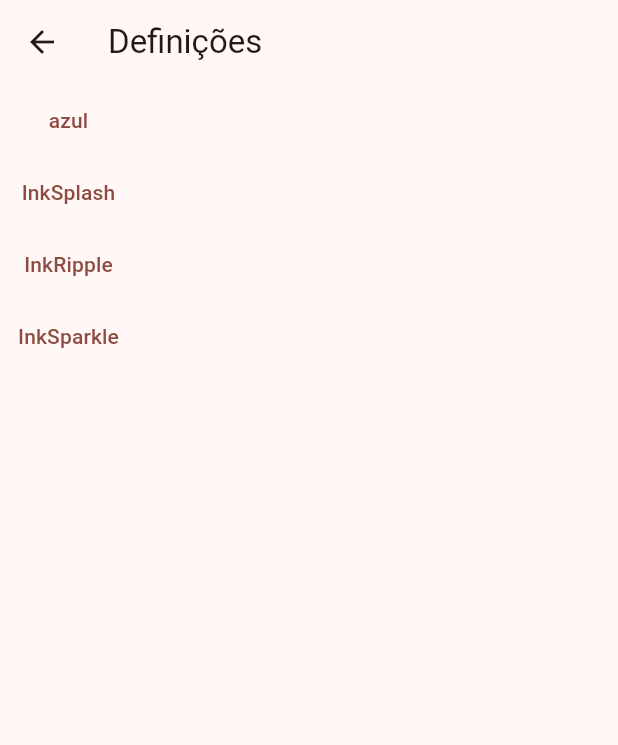
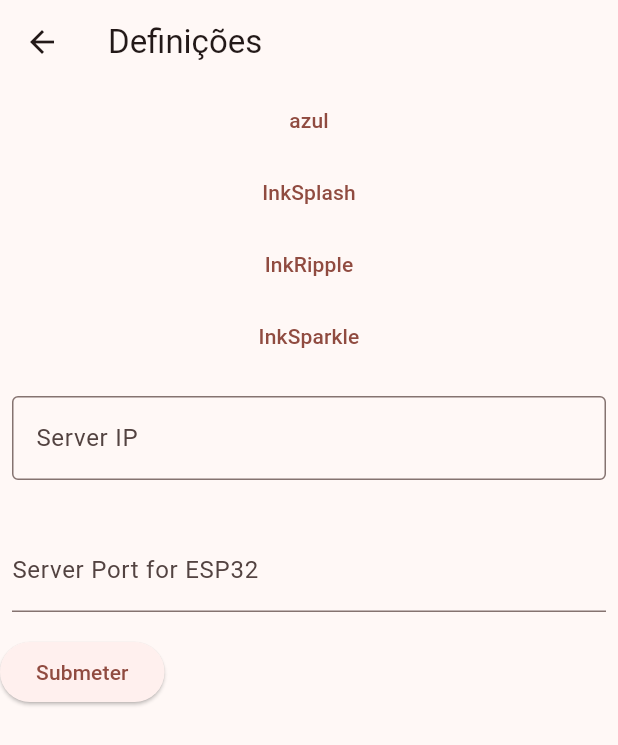
Before and after one commit to Marte77/ESP32_Gestor, a Flutter app: the screen it shows after launch, after a tap on the "settings" icon, on a phone screen of 412 x 824 dp. Shown: the top 745 px of the screen. Run offline on Flutter 3.47's test engine with Material 3 defaults, Android fonts, the light colour scheme and no system bars; our stand-ins replace flutter_colorpicker, shared_preferences; missing offline and left inert: mqtt_client; network calls fail.

Commit message:
changed ips + global variable for mqttclient - no longer needs to pass references everywhere
TEM BUG NOS EFEITOS MAS NAO ME APETECE RESOLVER. O BUG É NA PAGINA DO ZIGBEE E NAO ESTA DISPONIVEL A LISTAGEM DE EFEITOS NS PORQUE

```diff
--- /dev/null
+++ b/frontend/esp32_frontend/lib/globals.dart
@@ -0,0 +1,4 @@
+library mqtt_client.globals;
+import 'package:mqtt_client/mqtt_client.dart';
+
+MqttClient? mqttClient;
--- a/frontend/esp32_frontend/lib/main.dart
+++ b/frontend/esp32_frontend/lib/main.dart
@@ -2,6 +2,7 @@ import 'dart:convert';
 import 'package:esp32_frontend/pages/esp32.dart';
 import 'package:esp32_frontend/pages/settings.dart';
 import 'package:esp32_frontend/pages/zigbee.dart';
+import 'package:esp32_frontend/util/string_extension.dart';
 import 'package:esp32_frontend/util/support_web_mobile/mqtt_finder.dart';
 import 'package:esp32_frontend/widgets/devices/devices/abstract_device_main_card.dart';
 import 'package:esp32_frontend/widgets/devices/devices/esp32/esp32_main_card.dart';
@@ -13,9 +14,17 @@ import 'package:flutter/foundation.dart';
 import 'package:flutter/material.dart';
 import 'package:mqtt_client/mqtt_client.dart';
 import 'package:http/http.dart' as http;
+import 'package:shared_preferences/shared_preferences.dart';
+import 'globals.dart' as globals;
 
 void main() async {
   WidgetsFlutterBinding.ensureInitialized();
+  var sp = await SharedPreferences.getInstance();
+  if (!sp.containsKey("server")) {
+    sp.setString(SHARED_PREFS_SERVER_KEY, "192.168.0.103");
+    sp.setString(SHARED_PREFS_SERVER_PORT_KEY, "8081");
+  }
+  globals.mqttClient = MqttFinder().getClient();
   runApp(const MyApp());
 }
 
@@ -23,8 +32,8 @@ class MyApp extends StatelessWidget {
   const MyApp({Key? key}) : super(key: key);
   static final ValueNotifier<ThemeData> notifier = ValueNotifier(
     ThemeData(
-      colorSchemeSeed: Color.fromARGB(255, 255, 0, 0),
-      splashFactory: InkRipple.splashFactory,
+      colorSchemeSeed: const Color.fromARGB(255, 255, 0, 0),
+      splashFactory: InkSparkle.splashFactory,//InkRipple.splashFactory,
       sliderTheme: const SliderThemeData(
         showValueIndicator: ShowValueIndicator.always,
       ),
@@ -78,7 +87,6 @@ class MyHomePage extends StatefulWidget {
 }
 
 class _MyHomePageState extends State<MyHomePage> {
-  final mqttClient = MqttFinder().getClient();
   List<Map<String, dynamic>> listaDevicesMqtt = [];
   static const zigbee2mqttTopic = 'zigbee2mqtt/bridge/devices';
   List<Widget> cards = [];
@@ -93,6 +101,7 @@ class _MyHomePageState extends State<MyHomePage> {
         .withWillMessage('My Will message')
         .startClean() // Non persistent session for testing
         .withWillQos(MqttQos.atLeastOnce);
+    var mqttClient = globals.mqttClient!;
     mqttClient.connectionMessage = connMess;
     mqttClient.autoReconnect = true;
     mqttClient.connect().catchError((e) {
@@ -104,6 +113,9 @@ class _MyHomePageState extends State<MyHomePage> {
       return e;
     }).then((value) {
       if (mqttClient.connectionStatus?.state == MqttConnectionState.connected) {
+        if (kDebugMode) {
+          print("MAIN::MQTT Connected");
+        }
         mqttClient.subscribe(zigbee2mqttTopic, MqttQos.atLeastOnce);
         mqttClient.updates!.listen((event) => parseDevices(event));
       }
@@ -112,7 +124,7 @@ class _MyHomePageState extends State<MyHomePage> {
   }
 
   void initAsync() async {
-    var url = Uri.http('192.168.3.0:8080', 'getall');
+    var url = Uri.http('192.168.0.103:8081', 'getall');
     var res = await http.get(url);
     if (res.statusCode == 200) {
       List<dynamic> parsed = jsonDecode(res.body)['dados'];
@@ -177,6 +189,7 @@ class _MyHomePageState extends State<MyHomePage> {
   }
 
   void createCardsZig() {
+    var mqttClient = globals.mqttClient!;
     if (mqttClient.connectionStatus == null ||
         (mqttClient.connectionStatus!.state ==
                 MqttConnectionState.disconnected ||
@@ -208,7 +221,6 @@ class _MyHomePageState extends State<MyHomePage> {
       if (existe != -1) continue;
       if (zig["model"].contains("TS0505B")) {
         cards.add(TuyaTS0505bMainCard(
-            mqttClient: mqttClient,
             friendlyName: zig["friendly_name"],
             ieeeAddress: ieeeAddress,
             state: zig));
@@ -216,7 +228,6 @@ class _MyHomePageState extends State<MyHomePage> {
       if (zig["model"] == "929001821618") {
         //ligar e desligar
         cards.add(Hue929001821618MainCard(
-            mqttClient: mqttClient,
             friendlyName: zig["friendly_name"],
             ieeeAddress: ieeeAddress,
             state: zig));
@@ -226,7 +237,6 @@ class _MyHomePageState extends State<MyHomePage> {
 
   @override
   void dispose() {
-    mqttClient.disconnect();
     super.dispose();
   }
 
--- a/frontend/esp32_frontend/lib/pages/esp32.dart
+++ b/frontend/esp32_frontend/lib/pages/esp32.dart
@@ -7,6 +7,9 @@ import 'package:flutter/material.dart';
 import 'package:http/http.dart' as http;
 import 'dart:convert';
 import 'package:flutter_colorpicker/flutter_colorpicker.dart';
+import 'package:shared_preferences/shared_preferences.dart';
+
+import '../util/string_extension.dart';
 
 class PaginaEsp32 extends StatefulWidget {
   const PaginaEsp32({Key? key}) : super(key: key);
@@ -83,7 +86,10 @@ class _PaginaEsp32State extends State<PaginaEsp32> {
   }
 
   void initAsync() async {
-    var url = Uri.http('192.168.3.0:8080', 'getall');
+    var sp = await SharedPreferences.getInstance();
+    var ip = sp.getString(SHARED_PREFS_SERVER_KEY)!;
+    var port = sp.getString(SHARED_PREFS_SERVER_PORT_KEY)!;
+    var url = Uri.http('$ip:$port', 'getall');
     var res = await http.get(url);
     if (res.statusCode == 200) {
       List<dynamic> parsed = jsonDecode(res.body)['dados'];
--- a/frontend/esp32_frontend/lib/pages/settings.dart
+++ b/frontend/esp32_frontend/lib/pages/settings.dart
@@ -1,8 +1,11 @@
 import 'package:esp32_frontend/main.dart';
+import 'package:esp32_frontend/util/string_extension.dart';
+import 'package:esp32_frontend/util/support_web_mobile/impl/mobile_finder.dart';
 import 'package:esp32_frontend/widgets/other/my_button.dart';
 import 'package:flutter/foundation.dart';
 import 'package:flutter/material.dart';
 import 'package:flutter_colorpicker/flutter_colorpicker.dart';
+import 'package:shared_preferences/shared_preferences.dart';
 
 class SettingsPage extends StatefulWidget {
   const SettingsPage({super.key});
@@ -12,6 +15,20 @@ class SettingsPage extends StatefulWidget {
 }
 
 class _SettingsPageState extends State<SettingsPage> {
+  String serverIp = '', serverPort = '';
+  @override
+  void initState() {
+    super.initState();
+    initAsync();
+  }
+  void initAsync() async {
+    var sp = await SharedPreferences.getInstance();
+    setState(() {
+      serverIp = sp.getString(SHARED_PREFS_SERVER_KEY)!;
+      serverPort = sp.getString(SHARED_PREFS_SERVER_PORT_KEY)!;
+      print("$serverIp:$serverPort");
+    });
+  }
   @override
   Widget build(BuildContext context) {
     return Scaffold(
@@ -81,6 +98,47 @@ class _SettingsPageState extends State<SettingsPage> {
               }
             },
             child: const Text("InkSparkle")),
+        Column(
+          crossAxisAlignment: CrossAxisAlignment.start,
+          children: <Widget>[
+            Padding(
+              padding: const EdgeInsets.symmetric(horizontal: 8, vertical: 16),
+              child: TextFormField(
+                onChanged: (changed) {
+                  setState(() {
+                    serverIp = changed;
+                  });
+                },
+                decoration: const InputDecoration(
+                  border: OutlineInputBorder(),
+                  hintText: 'Server IP',
+                ),
+                initialValue: serverIp,
+
+              ),
+            ),
+            Padding(
+              padding: const EdgeInsets.symmetric(horizontal: 8, vertical: 16),
+              child: TextFormField(
+                decoration: const InputDecoration(
+                  border: UnderlineInputBorder(),
+                  labelText: 'Server Port for ESP32',
+                ),
+                  initialValue: serverPort,
+                  onChanged: (changed) {
+                  setState(() {
+                    serverPort = changed;
+                  });
+                },
+              ),
+            ),
+            ElevatedButton(onPressed: () async {
+              (await SharedPreferences.getInstance())
+                  ..setString(SHARED_PREFS_SERVER_PORT_KEY, serverPort)
+                  ..setString(SHARED_PREFS_SERVER_KEY, serverIp);
+            }, child: const Text("Submeter"))
+          ],
+        )
       ]),
     );
   }
--- a/frontend/esp32_frontend/lib/pages/zigbee.dart
+++ b/frontend/esp32_frontend/lib/pages/zigbee.dart
@@ -44,6 +44,9 @@ class _PaginaZigbeeState extends State<PaginaZigbee> {
       });
     }).then((value) {
       if (mqttClient.connectionStatus?.state == MqttConnectionState.connected) {
+        if (kDebugMode) {
+          print("ZIGBEE::MQTT Connected");
+        }
         mqttClient.subscribe(zigbee2mqttTopic, MqttQos.atLeastOnce);
         mqttClient.updates!.listen((event) => parseDevices(event));
       }
@@ -117,7 +120,6 @@ class _PaginaZigbeeState extends State<PaginaZigbee> {
                           itemBuilder: (context, index) {
                             return ZigBeeDevice(
                               appBar: myAppBar,
-                              mqttClient: mqttClient,
                               device: listaDevices.elementAt(index),
                             );
                           }),
--- a/frontend/esp32_frontend/lib/util/string_extension.dart
+++ b/frontend/esp32_frontend/lib/util/string_extension.dart
@@ -4,3 +4,6 @@ extension UpperCaseFirstLetter on String {
     return substring(0, 1).toUpperCase() + substring(1);
   }
 }
+
+String SHARED_PREFS_SERVER_KEY = "server";
+String SHARED_PREFS_SERVER_PORT_KEY = "serverport";
--- a/frontend/esp32_frontend/lib/util/support_web_mobile/impl/base_finder.dart
+++ b/frontend/esp32_frontend/lib/util/support_web_mobile/impl/base_finder.dart
@@ -1,9 +1,11 @@
 import 'package:mqtt_client/mqtt_client.dart';
+import 'package:shared_preferences/shared_preferences.dart';
 
 abstract class MqttFinderBase {
-  static String ip = "192.168.3.0";
+  static String ip = "192.168.0.103";
   static String ipWeb = "ws://$ip";
   static String clientId = 'boas';
   static int port = 1883, portWeb = 8079;
   MqttClient getClient();
+
 }
--- a/frontend/esp32_frontend/lib/widgets/devices/components/efeitos_dropdown.dart
+++ b/frontend/esp32_frontend/lib/widgets/devices/components/efeitos_dropdown.dart
@@ -11,12 +11,12 @@ class EfeitosDropdown extends StatefulWidget {
 }
 
 class _EfeitosDropdownState extends State<EfeitosDropdown> {
-  List<Text> list = [];
+  List<Text> list = [const Text("---")];
   String effectChosen = "";
   List<DropdownMenuItem<String>> dropDownList = [];
   @override
   void initState() {
-    list = widget.list;
+    list = widget.list.isNotEmpty ? widget.list : list;
     for (var text in widget.list) {
       if (text.data == null) {
         throw const BuildException(
@@ -28,7 +28,7 @@ class _EfeitosDropdownState extends State<EfeitosDropdown> {
       ));
     }
 
-    effectChosen = widget.list.first.data!;
+    effectChosen = list.first.data!;
     super.initState();
   }
 
--- a/frontend/esp32_frontend/lib/widgets/devices/devices/hue_929001821618/hue_929001821618.dart
+++ b/frontend/esp32_frontend/lib/widgets/devices/devices/hue_929001821618/hue_929001821618.dart
@@ -5,7 +5,6 @@ import '../abstract_device.dart';
 class Hue929001821618 extends AbstractDevice {
   const Hue929001821618(
       {super.key,
-      required super.mqttClient,
       required super.state,
       required super.friendlyName,
       required super.ieeeAddress});
--- a/frontend/esp32_frontend/lib/widgets/devices/devices/hue_929001821618/hue_929001821618_main_card.dart
+++ b/frontend/esp32_frontend/lib/widgets/devices/devices/hue_929001821618/hue_929001821618_main_card.dart
@@ -7,7 +7,6 @@ import 'package:flutter/material.dart';
 class Hue929001821618MainCard extends AbstractDeviceMainCard {
   const Hue929001821618MainCard(
       {super.key,
-      required super.mqttClient,
       required super.friendlyName,
       required super.state,
       required super.ieeeAddress});
--- a/frontend/esp32_frontend/lib/widgets/devices/devices/tuya_ts0505b/tuya_ts0505b.dart
+++ b/frontend/esp32_frontend/lib/widgets/devices/devices/tuya_ts0505b/tuya_ts0505b.dart
@@ -4,7 +4,6 @@ import 'package:flutter/material.dart';
 class TuyaTS0505B extends AbstractDevice {
   const TuyaTS0505B(
       {super.key,
-      required super.mqttClient,
       required super.state,
       required super.friendlyName,
       required super.ieeeAddress});
--- a/frontend/esp32_frontend/lib/widgets/devices/devices/tuya_ts0505b/tuya_ts0505b_main_card.dart
+++ b/frontend/esp32_frontend/lib/widgets/devices/devices/tuya_ts0505b/tuya_ts0505b_main_card.dart
@@ -7,7 +7,6 @@ import 'package:flutter/material.dart';
 class TuyaTS0505bMainCard extends AbstractDeviceMainCard {
   const TuyaTS0505bMainCard(
       {super.key,
-      required super.mqttClient,
       required super.friendlyName,
       required super.state,
       required super.ieeeAddress});
--- a/frontend/esp32_frontend/pubspec.yaml
+++ b/frontend/esp32_frontend/pubspec.yaml
@@ -41,6 +41,7 @@ dependencies:
   logger: ^1.1.0
   binary: ^3.0.1
   dynamic_color: ^1.6.9
+  shared_preferences: ^2.0.0
 
 dev_dependencies:
   flutter_launcher_icons: ^0.11.0
```
Also changed, not shown: frontend/esp32_frontend/lib/widgets/devices/devices/abstract_device.dart (+20 -8 lines), frontend/esp32_frontend/lib/widgets/devices/devices/abstract_device_main_card.dart (+8 -8 lines), frontend/esp32_frontend/lib/widgets/devices/zigbee_device.dart (+6 -10 lines), frontend/esp32_frontend/pubspec.lock, 8 other files.
